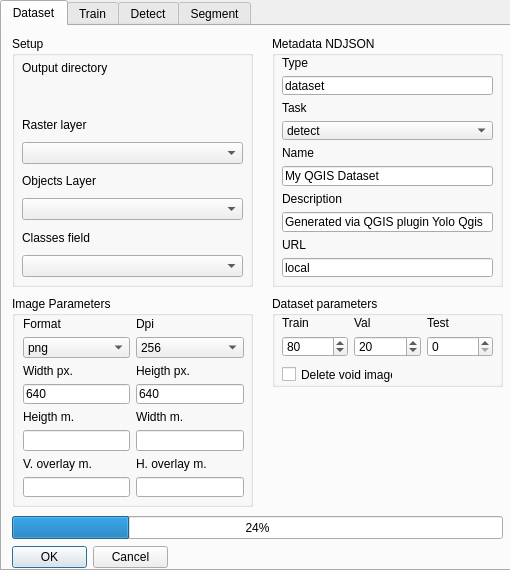
Qt form yolo_qgis_dialog_base.ui (santerr80/yolo_qgis) before a commit.
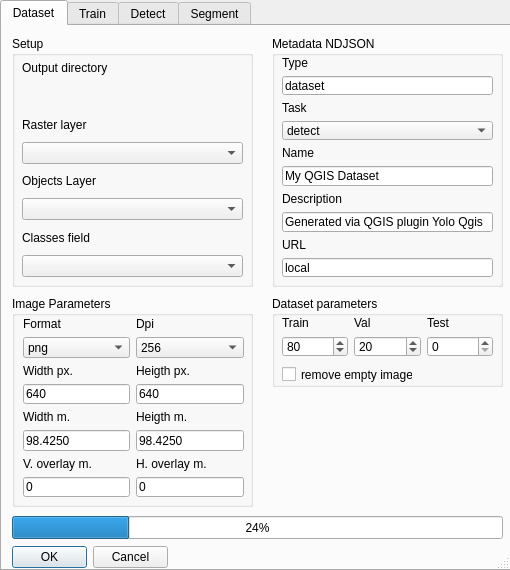
The same form after that commit. Custom widgets are drawn as their Qt base class.

What changed in the file:
```diff
--- a/yolo_qgis_dialog_base.ui
+++ b/yolo_qgis_dialog_base.ui
@@ -32,7 +32,7 @@
    <bool>false</bool>
   </property>
   <property name="sizeGripEnabled">
-   <bool>false</bool>
+   <bool>true</bool>
   </property>
   <property name="modal">
    <bool>true</bool>
@@ -284,20 +284,6 @@
          </item>
         </widget>
        </item>
-       <item row="4" column="0">
-        <widget class="QLabel" name="label_9">
-         <property name="text">
-          <string>Heigth m.</string>
-         </property>
-        </widget>
-       </item>
-       <item row="5" column="0">
-        <widget class="QLineEdit" name="lineEdit_HeigthMeter">
-         <property name="text">
-          <string/>
-         </property>
-        </widget>
-       </item>
        <item row="6" column="0">
         <widget class="QLabel" name="label_12">
          <property name="text">
@@ -305,13 +291,6 @@
          </property>
         </widget>
        </item>
-       <item row="4" column="1">
-        <widget class="QLabel" name="label_10">
-         <property name="text">
-          <string>Width m.</string>
-         </property>
-        </widget>
-       </item>
        <item row="6" column="1">
         <widget class="QLabel" name="label_11">
          <property name="text">
@@ -322,21 +301,42 @@
        <item row="7" column="1">
         <widget class="QLineEdit" name="lineEdit_HorizontalOverlay">
          <property name="text">
-          <string/>
-         </property>
-        </widget>
-       </item>
-       <item row="5" column="1">
-        <widget class="QLineEdit" name="lineEdit_WidthMeter">
-         <property name="text">
-          <string/>
+          <string>0</string>
          </property>
         </widget>
        </item>
        <item row="7" column="0">
         <widget class="QLineEdit" name="lineEdit_VerticalOverlay">
          <property name="text">
-          <string/>
+          <string>0</string>
+         </property>
+        </widget>
+       </item>
+       <item row="4" column="0">
+        <widget class="QLabel" name="label_10">
+         <property name="text">
+          <string>Width m.</string>
+         </property>
+        </widget>
+       </item>
+       <item row="5" column="0">
+        <widget class="QLineEdit" name="lineEdit_WidthMeter">
+         <property name="text">
+          <string>98.4250</string>
+         </property>
+        </widget>
+       </item>
+       <item row="5" column="1">
+        <widget class="QLineEdit" name="lineEdit_HeigthMeter">
+         <property name="text">
+          <string>98.4250</string>
+         </property>
+        </widget>
+       </item>
+       <item row="4" column="1">
+        <widget class="QLabel" name="label_9">
+         <property name="text">
+          <string>Heigth m.</string>
          </property>
         </widget>
        </item>
@@ -508,12 +508,12 @@
        <rect>
         <x>10</x>
         <y>70</y>
-        <width>111</width>
+        <width>131</width>
         <height>17</height>
        </rect>
       </property>
       <property name="text">
-       <string>Delete void images</string>
+       <string>remove empty images</string>
       </property>
      </widget>
     </widget>
```
Left out of the diff: 9 changed lines with no effect on the pictures.
